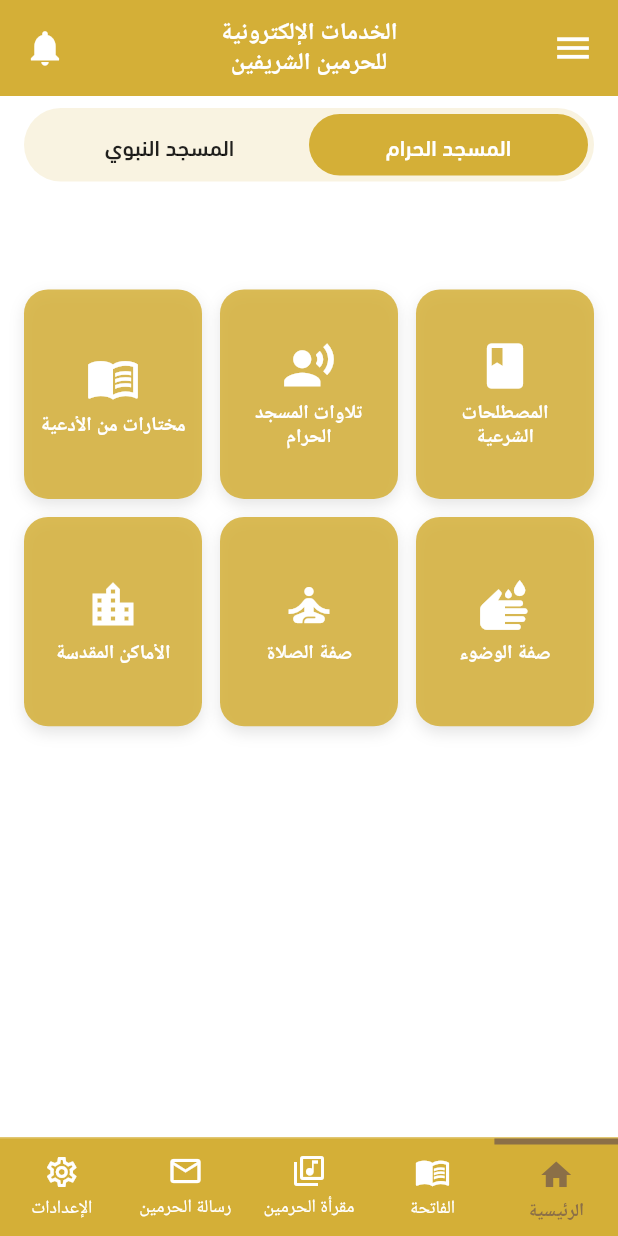
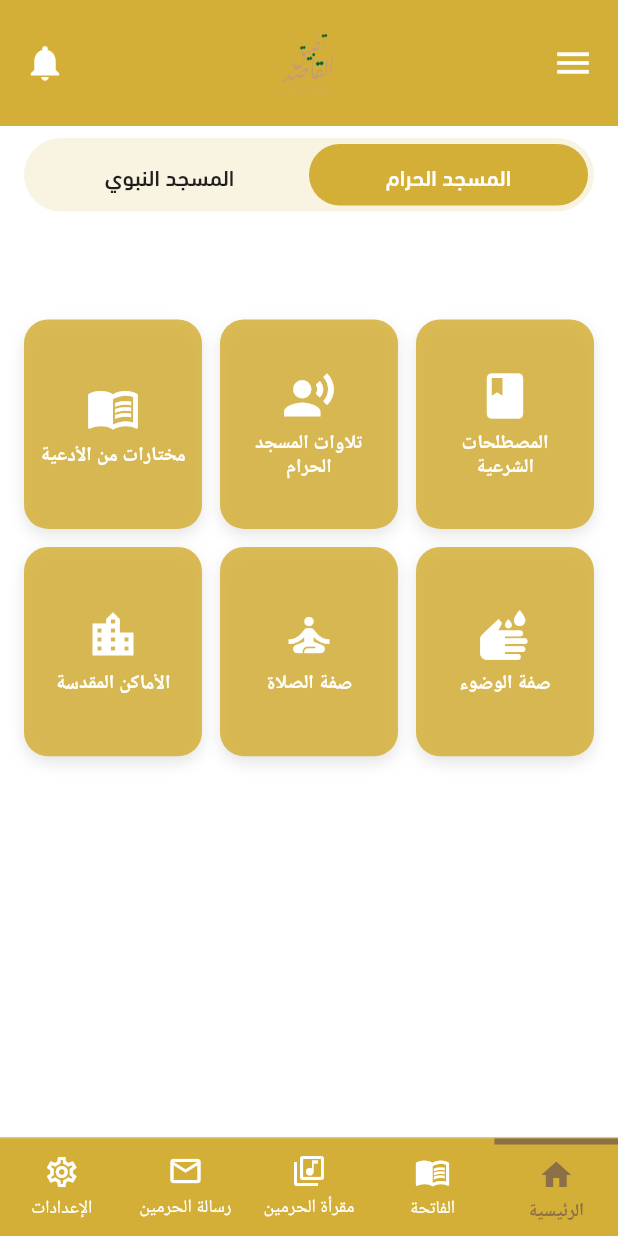
Before and after one commit to HajjiAnwer/Qasid-app, a Flutter app: the screen it shows after launch, on a phone screen of 412 x 824 dp. Run offline on Flutter 3.47's test engine with Material 3 defaults, Android fonts, the phone set to English and light mode, and no system bars; our stand-ins replace hijri, hive, hive_flutter, shared_preferences, webview_flutter; accounts and stored records are empty; network calls fail; Roboto replaces fonts that are missing (SF Pro).

Commit message:
update app display name

```diff
--- a/lib/features/Tools/top-nav-bar.dart
+++ b/lib/features/Tools/top-nav-bar.dart
@@ -28,14 +28,11 @@
           mainAxisAlignment: MainAxisAlignment.spaceBetween,
           children: [
             const Icon(Icons.menu, color: Colors.white, size: 28),
-            Text(
-              l10n.electronicServices,
-              textAlign: TextAlign.center,
-              style: const TextStyle(
-                color: Colors.white,
-                fontSize: 16,
-                fontWeight: FontWeight.w600,
-                height: 1.2,
+            SizedBox(
+              height: 60,
+              child: Image.asset(
+                'assets/images/logo.png',
+                fit: BoxFit.contain,
               ),
             ),
             const Icon(Icons.notifications, color: Colors.white, size: 28),
--- a/lib/main.dart
+++ b/lib/main.dart
@@ -87,7 +87,7 @@
 
     return MaterialApp(
       debugShowCheckedModeBanner: false,
-      title: 'بوابة القاصد',
+      title: 'تطبيق القاصد',
       locale: appState.locale,
       supportedLocales: const [Locale('ar'), Locale('en')],
       localizationsDelegates: const [
```
Also changed, not shown: 2 other files.
